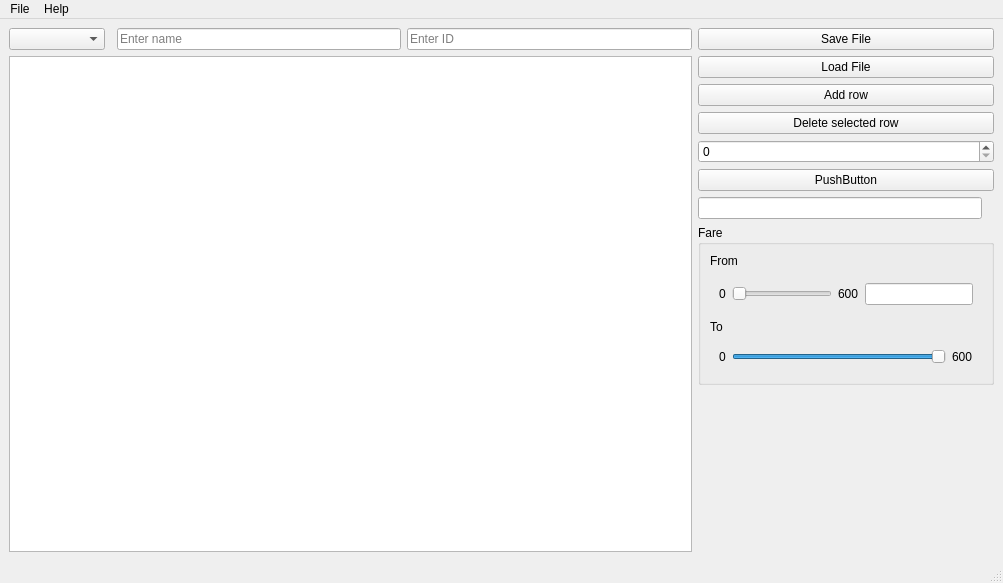
dsba-z/week18cpp2021-modelview, file src/ex_modelview/mainwindow.ui: the form before one commit.
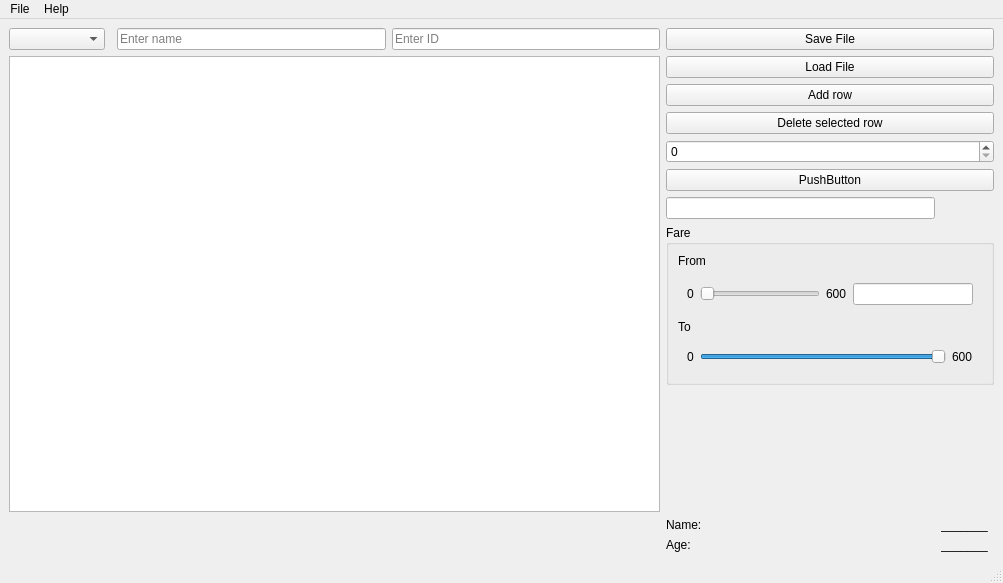
The form after the commit.

What changed in the file:
```diff
--- a/src/ex_modelview/mainwindow.ui
+++ b/src/ex_modelview/mainwindow.ui
@@ -108,6 +108,13 @@
       </layout>
      </widget>
     </item>
+    <item row="16" column="6">
+     <widget class="QLabel" name="label">
+      <property name="text">
+       <string>Name:</string>
+      </property>
+     </widget>
+    </item>
     <item row="7" column="6" colspan="3">
      <widget class="QSpinBox" name="spinBox">
       <property name="maximum">
@@ -118,6 +125,9 @@
     <item row="4" column="1" rowspan="12" colspan="4">
      <widget class="QTableView" name="tableDetailsView"/>
     </item>
+    <item row="9" column="6">
+     <widget class="QLineEdit" name="nameEdit"/>
+    </item>
     <item row="15" column="6">
      <spacer name="verticalSpacer">
       <property name="orientation">
@@ -159,6 +169,13 @@
       </property>
      </widget>
     </item>
+    <item row="16" column="7">
+     <widget class="QLabel" name="label_2">
+      <property name="text">
+       <string>_______</string>
+      </property>
+     </widget>
+    </item>
     <item row="0" column="3">
      <widget class="QLineEdit" name="nameFilterlineEdit">
       <property name="placeholderText">
@@ -187,8 +204,19 @@
       </property>
      </widget>
     </item>
-    <item row="9" column="6">
-     <widget class="QLineEdit" name="nameEdit"/>
+    <item row="17" column="6">
+     <widget class="QLabel" name="label_3">
+      <property name="text">
+       <string>Age:</string>
+      </property>
+     </widget>
+    </item>
+    <item row="17" column="7">
+     <widget class="QLabel" name="label_4">
+      <property name="text">
+       <string>_______</string>
+      </property>
+     </widget>
     </item>
    </layout>
   </widget>
```
